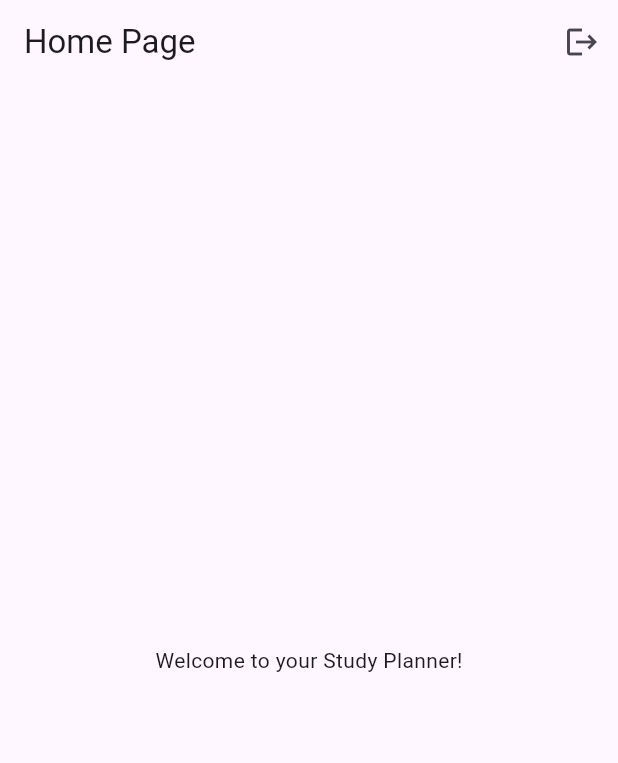
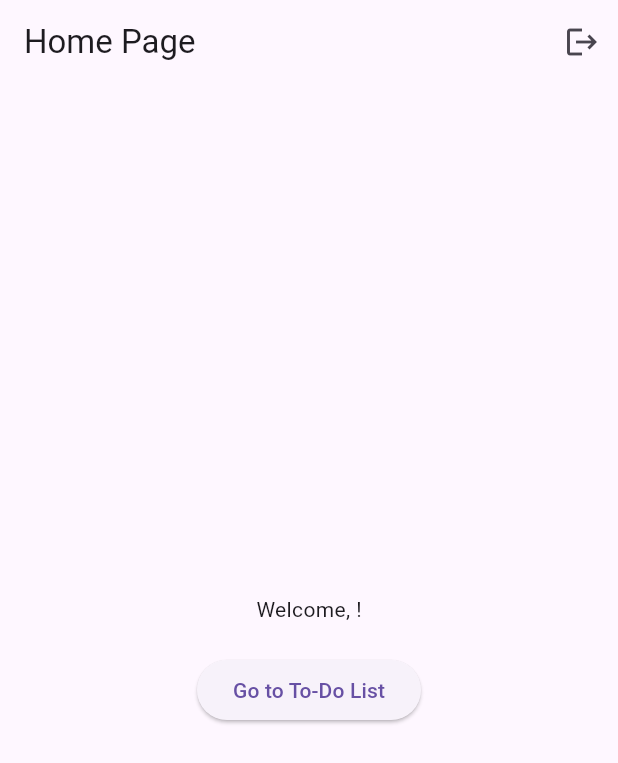
Before and after one commit to ShrutiShinde2003/AI_Study_Planner, a Flutter app: the screen it shows once a user with an empty profile is signed in, on a phone screen of 412 x 824 dp. Shown: the top 763 px of the screen. Run offline on Flutter 3.47's test engine with Material 3 defaults, Android fonts, the phone set to English and light mode, and no system bars; our stand-ins replace cloud_firestore, firebase_auth, firebase_core; accounts and stored records are empty; network calls fail.

Commit message:
User Model added

```diff
--- a/lib/models/user_model.dart
+++ b/lib/models/user_model.dart
@@ -1,4 +1,5 @@
 // lib/models/todo_item.dart
+import 'package:cloud_firestore/cloud_firestore.dart';
 
 class UserModel {
   String uid;
@@ -7,21 +8,29 @@ class UserModel {
 
   UserModel({required this.uid, required this.userName, required this.email});
 
-  // Convert To-Do item to a map for Firestore
   Map<String, dynamic> toMap() {
     return {
-      'uid': uid,
-      'userName': userName,
+      'userId': uid,
       'email': email,
+      'name': userName,
     };
   }
 
-  // Create a To-Do item from a Firestore document
-  factory UserModel.fromMap(Map<String, dynamic> map, String documentId) {
+  factory UserModel.fromDocumentSnapshot(DocumentSnapshot snapshot) {
+    Map<String, dynamic> data = snapshot.data() as Map<String, dynamic>;
     return UserModel(
-      uid: documentId,
-      userName: map['userName'] ?? '',
-      email: map['email'],
+      uid: data['uid'],
+      userName: data['userName'] ?? '',
+      email: data['email'],
     );
   }
+
+  // // Create a To-Do item from a Firestore document
+  // factory UserModel.fromMap(Map<String, dynamic> map, String documentId) {
+  //   return UserModel(
+  //     uid: documentId,
+  //     userName: map['userName'] ?? '',
+  //     email: map['email'],
+  //   );
+  // }
 }
--- a/lib/pages/home_page.dart
+++ b/lib/pages/home_page.dart
@@ -1,71 +1,32 @@
-// // lib/pages/home_page.dart
-
-// import 'package:firebase_auth/firebase_auth.dart';
-// import 'package:flutter/material.dart';
-// import 'package:study_planner/models/user_model.dart';
-// import 'package:study_planner/services/auth_service.dart';
-// import 'package:study_planner/pages/todo_list_page.dart';
-
-// FirebaseAuth auth = FirebaseAuth.instance;
-// final userId = auth.currentUser?.uid;
-
-// class HomePage extends StatelessWidget {
-//   // final AuthService _authService = AuthService();
-//   // final UserModel user;
-//   HomePage({super.key});
-
-//   @override
-//   Widget build(BuildContext context) {
-//     return Scaffold(
-//       appBar: AppBar(
-//         title: const Text('Home Page'),
-//         actions: [
-//           IconButton(
-//             icon: const Icon(Icons.logout),
-//             onPressed: () {
-//               // _authService.logout();
-//               Navigator.pushReplacementNamed(context, '/login');
-//             },
-//           ),
-//         ],
-//       ),
-//       body: Center(
-//         child: Column(
-//           mainAxisAlignment: MainAxisAlignment.center,
-//           children: [
-//             Text('Welcome'),
-//             const SizedBox(height: 20),
-//             // Button to navigate to the To-Do List page
-//             ElevatedButton(
-//               onPressed: () {
-//                 // Navigate to the To-Do List page
-//                 Navigator.push(
-//                   context,
-//                   MaterialPageRoute(builder: (context) => TodoListPage()),
-//                 );
-//               },
-//               child: const Text('Go to To-Do List'),
-//             ),
-//           ],
-//         ),
-//       ),
-//     );
-//   }
-// }
-
-// // extension on AuthService {
-// //   void logout() {}
-// // }
-
-// start
+import 'package:cloud_firestore/cloud_firestore.dart';
 import 'package:flutter/material.dart';
 import 'package:firebase_auth/firebase_auth.dart';
 import 'package:study_planner/models/user_model.dart';
+import 'package:study_planner/pages/todo_list_page.dart';
+
+FirebaseAuth auth = FirebaseAuth.instance;
+FirebaseFirestore firestore = FirebaseFirestore.instance;
+final userId = auth.currentUser?.uid;
+
+Future<UserModel?> fetchData() async {
+  final userInfoQuery = firestore.collection('users').doc(userId).get();
+
+  try {
+    final userDoc = await userInfoQuery;
+    if (userDoc.exists) {
+      final userData = UserModel.fromDocumentSnapshot(userDoc);
+      return userData;
+    } else {
+      return null;
+    }
+  } catch (error) {
+    print('Error fetching user data: $error');
+    return null;
+  }
+}
 
 class HomePage extends StatelessWidget {
-  final UserModel? userModel;
-
-  const HomePage({super.key, this.userModel});
+  const HomePage({super.key});
 
   @override
   Widget build(BuildContext context) {
@@ -82,12 +43,38 @@ class HomePage extends StatelessWidget {
           ),
         ],
       ),
-      body: Center(
-        child: Text(
-          userModel != null
-              ? 'Welcome, ${userModel!.userName}!'
-              : 'Welcome to your Study Planner!',
-        ),
+      body: FutureBuilder<UserModel?>(
+        future: fetchData(),
+        builder: (context, snapshot) {
+          if (snapshot.connectionState == ConnectionState.waiting) {
+            return const Center(child: CircularProgressIndicator());
+          } else if (snapshot.hasError) {
+            return Center(child: Text('Error: ${snapshot.error}'));
+          } else if (!snapshot.hasData || snapshot.data == null) {
+            return const Center(child: Text('User data not found.'));
+          } else {
+            // User data is successfully fetched
+            UserModel userModel = snapshot.data!;
+            return Center(
+              child: Column(
+                mainAxisAlignment: MainAxisAlignment.center,
+                children: [
+                  Text('Welcome, ${userModel.userName}!'),
+                  const SizedBox(height: 20),
+                  ElevatedButton(
+                    onPressed: () {
+                      Navigator.push(
+                        context,
+                        MaterialPageRoute(builder: (context) => TodoListPage()),
+                      );
+                    },
+                    child: const Text('Go to To-Do List'),
+                  ),
+                ],
+              ),
+            );
+          }
+        },
       ),
     );
   }
```
Also changed, not shown: lib/pages/login_page.dart (+1 -8 lines), lib/pages/register_page.dart (+27 -7 lines).
